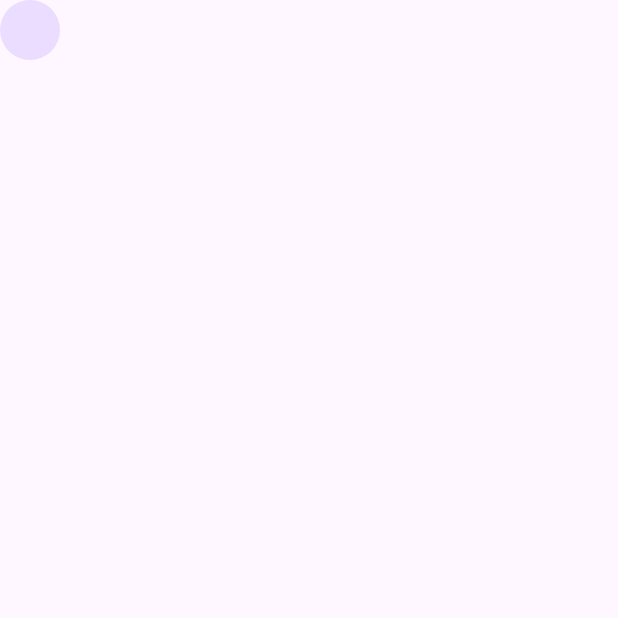
After one commit to AliJawadSubhan/employee_management_system, a Flutter app: the EmployeeStatsPage screen opened directly, on a phone screen of 412 x 824 dp, the top half of it. The commit adds this screen. Run offline on Flutter 3.47's test engine with Material 3 defaults, Android fonts, the phone set to English and light mode, and no system bars; our stand-ins replace auto_size_text, google_fonts.

```diff
--- a/lib/configs/constants/color_constants.dart
+++ b/lib/configs/constants/color_constants.dart
@@ -3,7 +3,7 @@ import 'package:flutter/material.dart' show Color, Colors;
 import 'package:flutter/material.dart';
 
 class ColorConstants {
-  static const primaryColor = Color(0xFF129575);
+  static const primaryColor = Color(0xff785ccc);
   static const secondaryColor = Color(0xFFF5F5F5);
   static const blackColor = Colors.black;
   static const whiteColor = Colors.white;
--- /dev/null
+++ b/lib/modules/employee_stats/employee_stats.dart
@@ -0,0 +1,18 @@
+import 'package:flutter/material.dart';
+
+class EmployeeStatsPage extends StatelessWidget {
+  const EmployeeStatsPage({super.key});
+
+  @override
+  Widget build(BuildContext context) {
+    return Scaffold(
+      body: Column(
+        children: [
+          Row(
+            children: [CircleAvatar()],
+          )
+        ],
+      ),
+    );
+  }
+}
```
